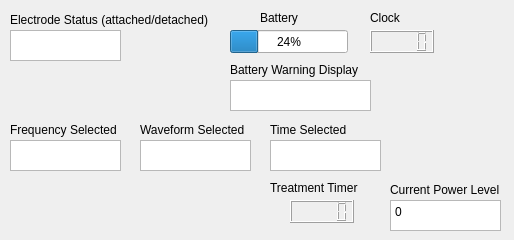
This is display.ui in j4d3l1/CES as Qt 5 draws it before an edit. The edited form follows.
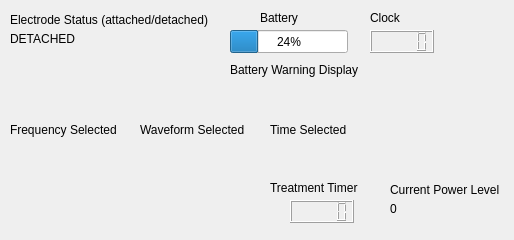
This is the edited form.

```diff
--- a/display.ui
+++ b/display.ui
@@ -111,23 +111,6 @@
     <string>Frequency Selected</string>
    </property>
   </widget>
-  <widget class="QTextEdit" name="frequencyUI">
-   <property name="geometry">
-    <rect>
-     <x>10</x>
-     <y>140</y>
-     <width>111</width>
-     <height>31</height>
-    </rect>
-   </property>
-   <property name="html">
-    <string>&lt;!DOCTYPE HTML PUBLIC &quot;-//W3C//DTD HTML 4.0//EN&quot; &quot;http://www.w3.org/TR/REC-html40/strict.dtd&quot;&gt;
-&lt;html&gt;&lt;head&gt;&lt;meta name=&quot;qrichtext&quot; content=&quot;1&quot; /&gt;&lt;style type=&quot;text/css&quot;&gt;
-p, li { white-space: pre-wrap; }
-&lt;/style&gt;&lt;/head&gt;&lt;body style=&quot; font-family:'Noto Sans'; font-size:9pt; font-weight:400; font-style:normal;&quot;&gt;
-&lt;p style=&quot;-qt-paragraph-type:empty; margin-top:0px; margin-bottom:0px; margin-left:0px; margin-right:0px; -qt-block-indent:0; text-indent:0px;&quot;&gt;&lt;br /&gt;&lt;/p&gt;&lt;/body&gt;&lt;/html&gt;</string>
-   </property>
-  </widget>
   <widget class="QLabel" name="label_11">
    <property name="geometry">
     <rect>
@@ -141,23 +124,6 @@
     <string>Waveform Selected</string>
    </property>
   </widget>
-  <widget class="QTextEdit" name="waveSelected">
-   <property name="geometry">
-    <rect>
-     <x>140</x>
-     <y>140</y>
-     <width>111</width>
-     <height>31</height>
-    </rect>
-   </property>
-   <property name="html">
-    <string>&lt;!DOCTYPE HTML PUBLIC &quot;-//W3C//DTD HTML 4.0//EN&quot; &quot;http://www.w3.org/TR/REC-html40/strict.dtd&quot;&gt;
-&lt;html&gt;&lt;head&gt;&lt;meta name=&quot;qrichtext&quot; content=&quot;1&quot; /&gt;&lt;style type=&quot;text/css&quot;&gt;
-p, li { white-space: pre-wrap; }
-&lt;/style&gt;&lt;/head&gt;&lt;body style=&quot; font-family:'Noto Sans'; font-size:9pt; font-weight:400; font-style:normal;&quot;&gt;
-&lt;p style=&quot;-qt-paragraph-type:empty; margin-top:0px; margin-bottom:0px; margin-left:0px; margin-right:0px; -qt-block-indent:0; text-indent:0px;&quot;&gt;&lt;br /&gt;&lt;/p&gt;&lt;/body&gt;&lt;/html&gt;</string>
-   </property>
-  </widget>
   <widget class="QLabel" name="label_12">
    <property name="geometry">
     <rect>
@@ -171,23 +137,6 @@
     <string>Battery Warning Display</string>
    </property>
   </widget>
-  <widget class="QTextEdit" name="batteryWarningDisplay">
-   <property name="geometry">
-    <rect>
-     <x>230</x>
-     <y>80</y>
-     <width>141</width>
-     <height>31</height>
-    </rect>
-   </property>
-   <property name="html">
-    <string>&lt;!DOCTYPE HTML PUBLIC &quot;-//W3C//DTD HTML 4.0//EN&quot; &quot;http://www.w3.org/TR/REC-html40/strict.dtd&quot;&gt;
-&lt;html&gt;&lt;head&gt;&lt;meta name=&quot;qrichtext&quot; content=&quot;1&quot; /&gt;&lt;style type=&quot;text/css&quot;&gt;
-p, li { white-space: pre-wrap; }
-&lt;/style&gt;&lt;/head&gt;&lt;body style=&quot; font-family:'Noto Sans'; font-size:9pt; font-weight:400; font-style:normal;&quot;&gt;
-&lt;p style=&quot;-qt-paragraph-type:empty; margin-top:0px; margin-bottom:0px; margin-left:0px; margin-right:0px; -qt-block-indent:0; text-indent:0px;&quot;&gt;&lt;br /&gt;&lt;/p&gt;&lt;/body&gt;&lt;/html&gt;</string>
-   </property>
-  </widget>
   <widget class="QLabel" name="label_13">
    <property name="geometry">
     <rect>
@@ -201,23 +150,6 @@
     <string>Electrode Status (attached/detached)</string>
    </property>
   </widget>
-  <widget class="QTextEdit" name="isAttached">
-   <property name="geometry">
-    <rect>
-     <x>10</x>
-     <y>30</y>
-     <width>111</width>
-     <height>31</height>
-    </rect>
-   </property>
-   <property name="html">
-    <string>&lt;!DOCTYPE HTML PUBLIC &quot;-//W3C//DTD HTML 4.0//EN&quot; &quot;http://www.w3.org/TR/REC-html40/strict.dtd&quot;&gt;
-&lt;html&gt;&lt;head&gt;&lt;meta name=&quot;qrichtext&quot; content=&quot;1&quot; /&gt;&lt;style type=&quot;text/css&quot;&gt;
-p, li { white-space: pre-wrap; }
-&lt;/style&gt;&lt;/head&gt;&lt;body style=&quot; font-family:'Noto Sans'; font-size:9pt; font-weight:400; font-style:normal;&quot;&gt;
-&lt;p style=&quot;-qt-paragraph-type:empty; margin-top:0px; margin-bottom:0px; margin-left:0px; margin-right:0px; -qt-block-indent:0; text-indent:0px;&quot;&gt;&lt;br /&gt;&lt;/p&gt;&lt;/body&gt;&lt;/html&gt;</string>
-   </property>
-  </widget>
   <widget class="QLabel" name="label_14">
    <property name="geometry">
     <rect>
@@ -231,38 +163,82 @@
     <string>Time Selected</string>
    </property>
   </widget>
-  <widget class="QTextEdit" name="timeSelected">
+  <widget class="QLabel" name="isAttached">
+   <property name="geometry">
+    <rect>
+     <x>10</x>
+     <y>30</y>
+     <width>131</width>
+     <height>17</height>
+    </rect>
+   </property>
+   <property name="text">
+    <string>DETACHED</string>
+   </property>
+  </widget>
+  <widget class="QLabel" name="batteryWarningDisplay">
+   <property name="geometry">
+    <rect>
+     <x>230</x>
+     <y>80</y>
+     <width>54</width>
+     <height>17</height>
+    </rect>
+   </property>
+   <property name="text">
+    <string/>
+   </property>
+  </widget>
+  <widget class="QLabel" name="frequencySelected">
+   <property name="geometry">
+    <rect>
+     <x>10</x>
+     <y>140</y>
+     <width>54</width>
+     <height>17</height>
+    </rect>
+   </property>
+   <property name="text">
+    <string/>
+   </property>
+  </widget>
+  <widget class="QLabel" name="waveformSelected">
+   <property name="geometry">
+    <rect>
+     <x>140</x>
+     <y>140</y>
+     <width>54</width>
+     <height>17</height>
+    </rect>
+   </property>
+   <property name="text">
+    <string/>
+   </property>
+  </widget>
+  <widget class="QLabel" name="timeSelected">
    <property name="geometry">
     <rect>
      <x>270</x>
      <y>140</y>
-     <width>111</width>
-     <height>31</height>
+     <width>54</width>
+     <height>17</height>
     </rect>
    </property>
-   <property name="html">
-    <string>&lt;!DOCTYPE HTML PUBLIC &quot;-//W3C//DTD HTML 4.0//EN&quot; &quot;http://www.w3.org/TR/REC-html40/strict.dtd&quot;&gt;
-&lt;html&gt;&lt;head&gt;&lt;meta name=&quot;qrichtext&quot; content=&quot;1&quot; /&gt;&lt;style type=&quot;text/css&quot;&gt;
-p, li { white-space: pre-wrap; }
-&lt;/style&gt;&lt;/head&gt;&lt;body style=&quot; font-family:'Noto Sans'; font-size:9pt; font-weight:400; font-style:normal;&quot;&gt;
-&lt;p style=&quot;-qt-paragraph-type:empty; margin-top:0px; margin-bottom:0px; margin-left:0px; margin-right:0px; -qt-block-indent:0; text-indent:0px;&quot;&gt;&lt;br /&gt;&lt;/p&gt;&lt;/body&gt;&lt;/html&gt;</string>
+   <property name="text">
+    <string/>
    </property>
   </widget>
-  <widget class="QTextEdit" name="powerLevelDisplay">
+  <widget class="QLabel" name="powerLevelDisplay">
    <property name="geometry">
     <rect>
      <x>390</x>
      <y>200</y>
-     <width>111</width>
-     <height>31</height>
+     <width>54</width>
+     <height>17</height>
     </rect>
    </property>
-   <property name="html">
-    <string>&lt;!DOCTYPE HTML PUBLIC &quot;-//W3C//DTD HTML 4.0//EN&quot; &quot;http://www.w3.org/TR/REC-html40/strict.dtd&quot;&gt;
-&lt;html&gt;&lt;head&gt;&lt;meta name=&quot;qrichtext&quot; content=&quot;1&quot; /&gt;&lt;style type=&quot;text/css&quot;&gt;
-p, li { white-space: pre-wrap; }
-&lt;/style&gt;&lt;/head&gt;&lt;body style=&quot; font-family:'Noto Sans'; font-size:9pt; font-weight:400; font-style:normal;&quot;&gt;
-&lt;p style=&quot; margin-top:0px; margin-bottom:0px; margin-left:0px; margin-right:0px; -qt-block-indent:0; text-indent:0px;&quot;&gt;0&lt;/p&gt;&lt;/body&gt;&lt;/html&gt;</string>
+   <property name="text">
+    <string>0</string>
    </property>
   </widget>
  </widget>
```
